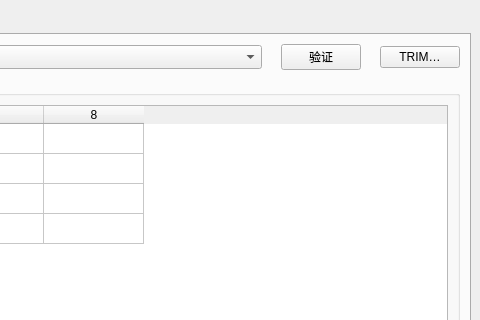
Old version of the form gui/src/mainwindow.ui in the repository Fosvcat/Luks-Assistant; both pictures show x 700 to 1180 and y 0 to 320 of the 1180 by 780 pixel window.
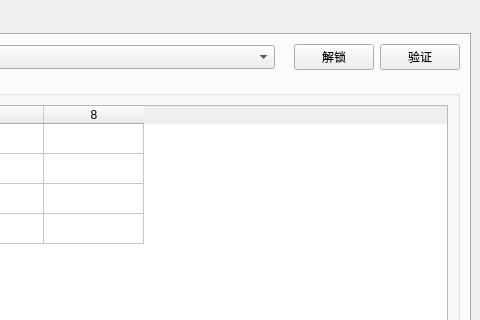
New version of the form.

Commit message: Logo, unlock/lock, preferred PCRs, square slot grid, Qt/GTK rendering

Patch:
```diff
--- a/gui/src/mainwindow.ui
+++ b/gui/src/mainwindow.ui
@@ -37,22 +37,17 @@
             <property name="text"><string/></property>
            </widget>
           </item>
+          <item>
+           <widget class="QPushButton" name="lockButton">
+            <property name="text"><string>解锁</string></property>
+           </widget>
+          </item>
           <item>
            <widget class="QPushButton" name="verifyButton">
             <property name="text"><string>验证</string></property>
             <property name="toolTip"><string>验证密码、密钥文件或硬件令牌，不做任何修改</string></property>
            </widget>
           </item>
-          <item>
-           <widget class="QLabel" name="trimLabel">
-            <property name="text"><string/></property>
-           </widget>
-          </item>
-          <item>
-           <widget class="QPushButton" name="trimButton">
-            <property name="text"><string>TRIM…</string></property>
-           </widget>
-          </item>
          </layout>
         </item>
         <item>
```
Left out of the diff: 7 changed lines with no effect on the pictures. The commit also changes 26 other files.
